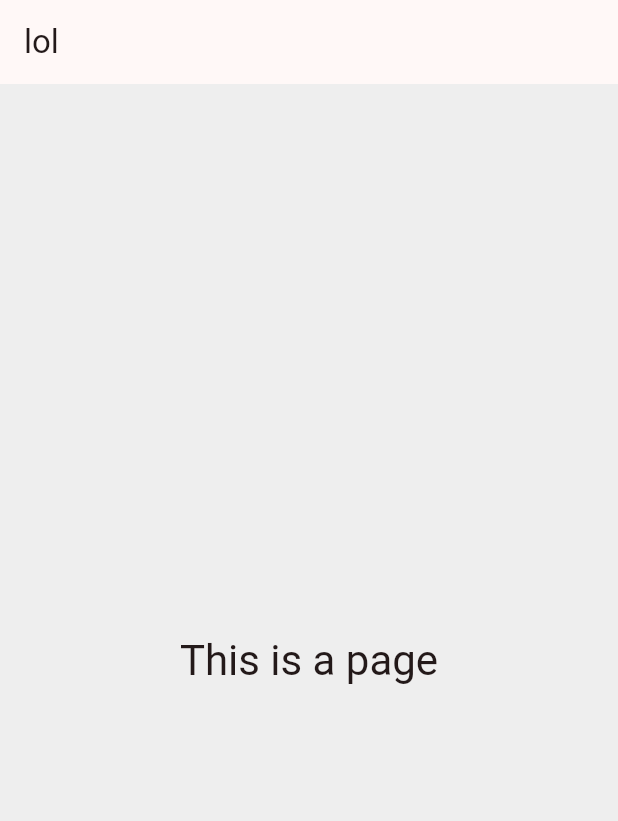
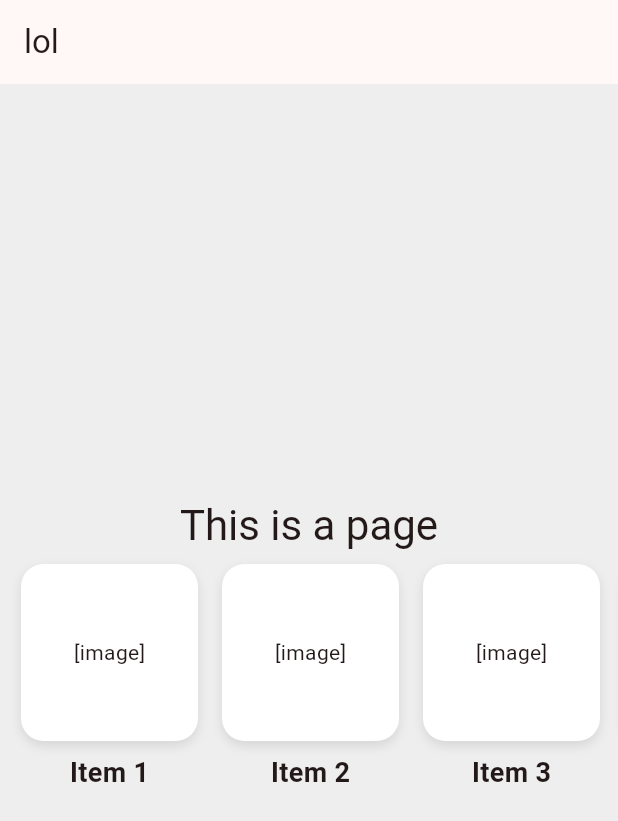
Before and after one commit to Alexa404NL/Hack4Her, a Flutter app: the screen it shows after launch, on a phone screen of 412 x 824 dp. Shown: the top 821 px of the screen. Run offline on Flutter 3.47's test engine with Material 3 defaults, Android fonts, the phone set to English and light mode, and no system bars.

Commit message:
horizontal listview added, NO IMAGES

```diff
--- /dev/null
+++ b/h4h_app/lib/components/itemscroll.dart
@@ -0,0 +1,48 @@
+import 'package:flutter/material.dart';
+
+Widget itemListView() {
+  return SizedBox(
+    height:180,
+    child: ListView (
+      padding: EdgeInsets.fromLTRB(6,0,6,0),
+      scrollDirection: Axis.horizontal,
+      children: [
+        itemTile("Item 1"),
+        itemTile("Item 2"),
+        itemTile("Item 3"),
+        itemTile("Item 4"),
+        itemTile("Item 5")
+      ],
+    ),
+  );
+}
+
+Widget itemTile(String titlet) {
+  return Center(
+    child: Column(
+      children: [
+        Container(
+          width: 118,
+          height: 118,
+          margin: EdgeInsets.all(8),
+          decoration: BoxDecoration(
+            color: Colors.white,
+            borderRadius: BorderRadius.circular(15.0),
+            boxShadow: [BoxShadow(
+                color: Colors.black.withValues(alpha: 0.1), // light shadow
+                blurRadius: 5,
+                offset: Offset(0, 3),
+            )],
+          ),
+          child: Center(child: Text("[image]")),
+        ),
+        Text(titlet,
+          style: TextStyle(
+            fontWeight: FontWeight.bold,
+            fontSize: 18
+          ),
+        ),
+      ],
+    ),
+  );
+}
--- a/h4h_app/lib/pages/dashboard.dart
+++ b/h4h_app/lib/pages/dashboard.dart
@@ -1,4 +1,5 @@
 import 'package:flutter/material.dart';
+import 'package:h4h_app/components/itemscroll.dart';
 
 class Dashboard extends StatefulWidget {
   const Dashboard({super.key});
@@ -30,6 +31,7 @@ class  _DashboardState extends State<Dashboard> {
                   "This is a page",
                   style: Theme.of(context).textTheme.headlineMedium,
                 ),
+                itemListView()
             ],
           ),
         ),
```
